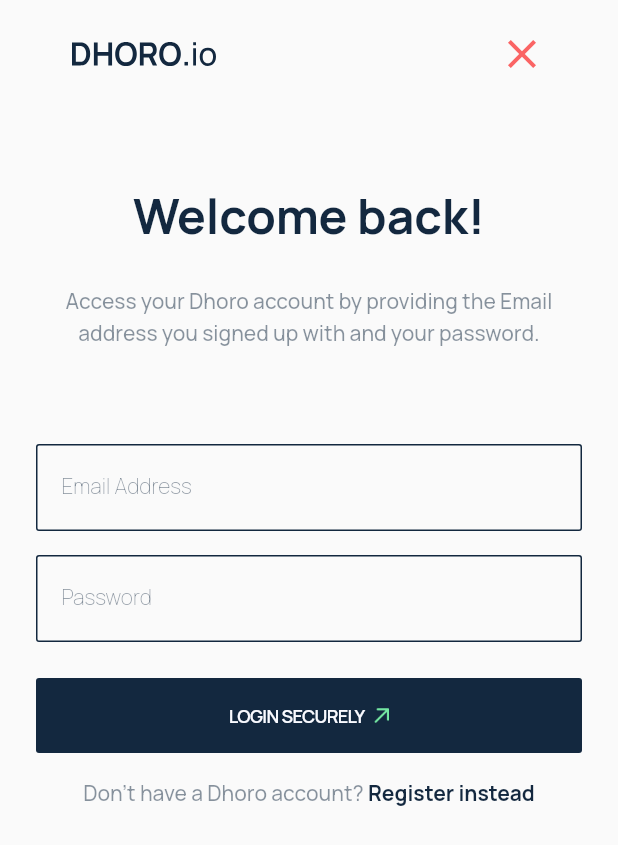
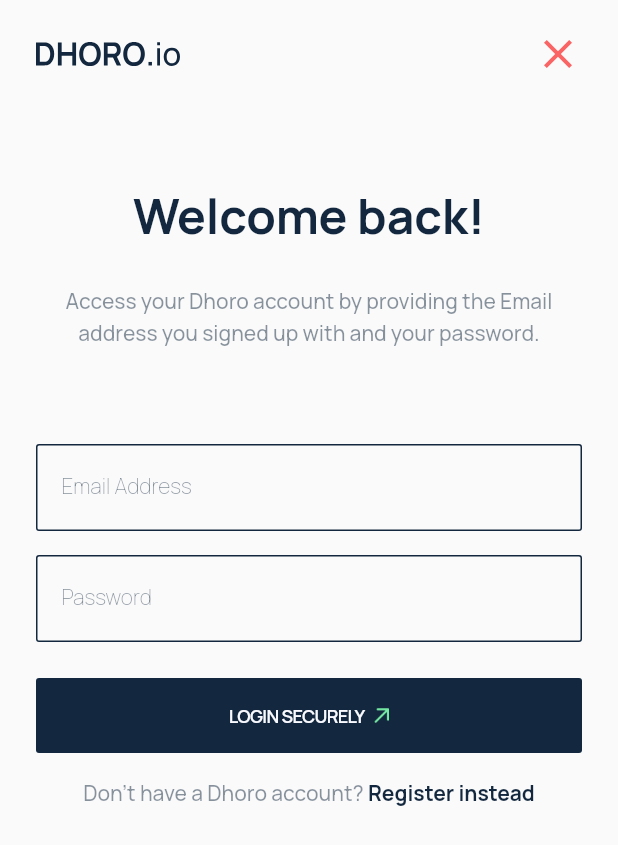
Before and after one commit to andymaking/tobeUsed, a Flutter app: the screen it shows after launch, on a phone screen of 412 x 824 dp. Shown: the top 845 px of the screen. Run offline on Flutter 3.47's test engine with Material 2 defaults, Android fonts, the phone set to English and light mode, and no system bars; our stand-ins replace dio, flutter_svg, get_it, google_fonts, hive, hive_flutter and 2 more; missing offline and left inert: flutter_statusbarcolor_ns; accounts and stored records are empty.

```diff
--- a/lib/widgets/app_toolbar.dart
+++ b/lib/widgets/app_toolbar.dart
@@ -11,7 +11,7 @@ class AppToolBar extends StatelessWidget {
   @override
   Widget build(BuildContext context) {
     return
-      Sized24Container(
+      Container(
       child: Row(
         children: [
           SvgPicture.asset(AppImages.appLogo),
```
